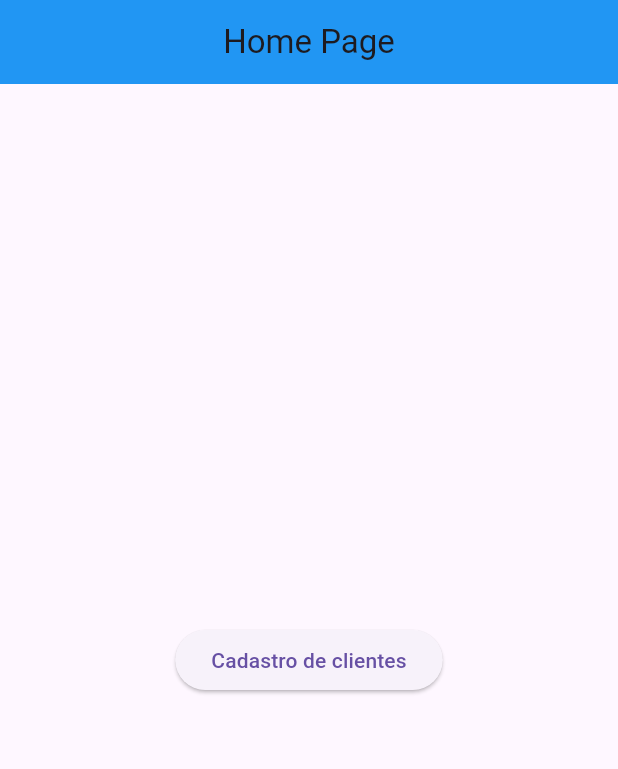
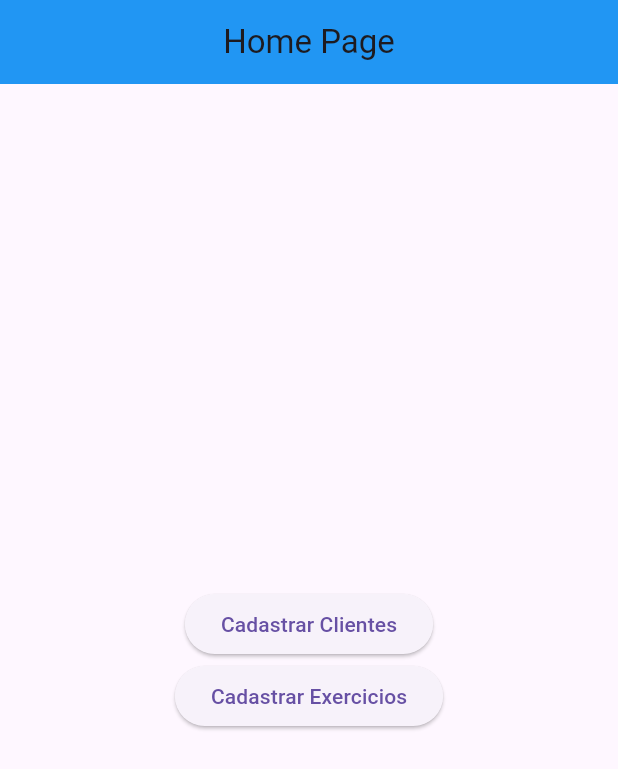
Before and after one commit to Josemarcio15/Dart-Flutter, a Flutter app: the screen it shows after launch, on a phone screen of 412 x 824 dp. Shown: the top 769 px of the screen. Run offline on Flutter 3.47's test engine with Material 3 defaults, Android fonts, the light colour scheme and no system bars; our stand-ins replace go_router.

Commit message:
atualizacao interface

```diff
--- a/sys_academy/lib/routes.dart
+++ b/sys_academy/lib/routes.dart
@@ -1,6 +1,6 @@
 import 'package:go_router/go_router.dart';
-import 'package:sys_academy/cadastro_page.dart';
-import 'package:sys_academy/home_page.dart';
+import 'package:sys_academy/view/cadastro_page.dart';
+import 'package:sys_academy/view/home_page.dart';
 
 final routes = GoRouter(
   routes: [
--- a/sys_academy/lib/cadastro_page.dart
+++ b/sys_academy/lib/view/cadastro_page.dart
@@ -8,7 +8,7 @@ class CadastroPage extends StatelessWidget {
     return Scaffold(
       appBar: AppBar(
         backgroundColor: Colors.red,
-        title: Text('Cadastro Page'),
+        title: Text('Cadastro de Clientes'),
         centerTitle: true,
       ),
     );
--- a/sys_academy/lib/home_page.dart
+++ b/sys_academy/lib/view/home_page.dart
@@ -20,7 +20,11 @@ class HomePage extends StatelessWidget {
             children: [
               ElevatedButton(
                 onPressed: () => GoRouter.of(context).push('/cadastro'),
-                child: Text('Cadastro de clientes'),
+                child: Text('Cadastrar Clientes'),
+              ),
+              ElevatedButton(
+                onPressed: () => GoRouter.of(context).push('/cadastro'),
+                child: Text('Cadastrar Exercicios'),
               ),
             ],
           ),
```
